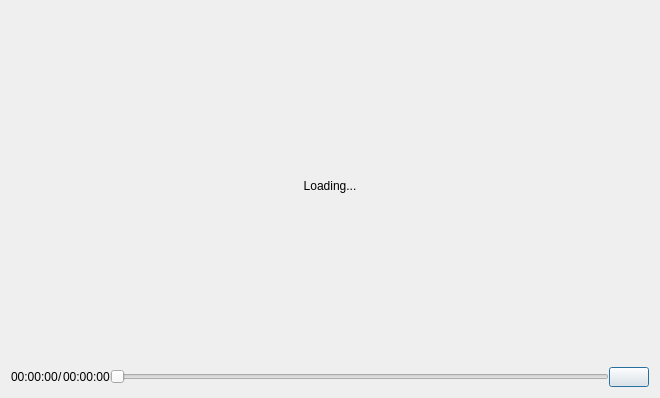
Above: videoviewer.ui from pjrinaldi/wombatforensics before the change. Below: the same form after it.
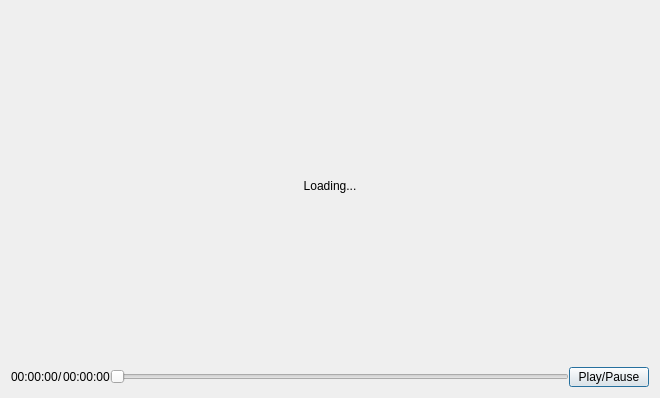
That is the form after the change.

The edit to the form file:
```diff
--- a/videoviewer.ui
+++ b/videoviewer.ui
@@ -104,7 +104,7 @@
       <item>
        <widget class="QPushButton" name="pushButton">
         <property name="text">
-         <string/>
+         <string>Play/Pause</string>
         </property>
        </widget>
       </item>
```
